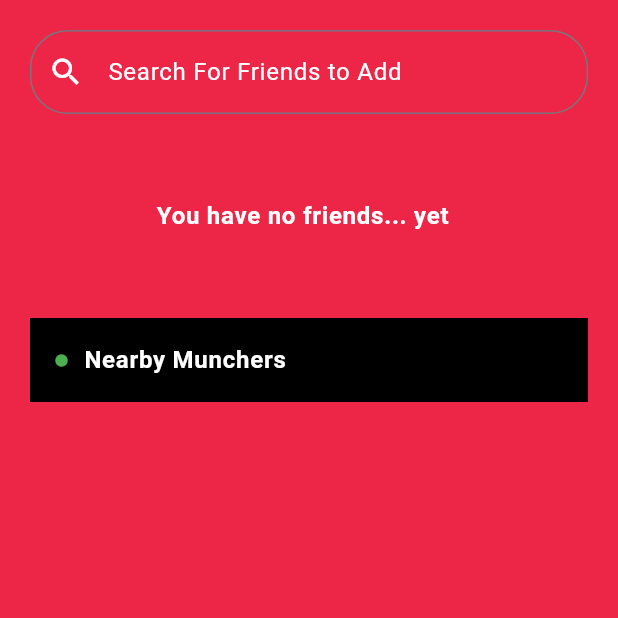
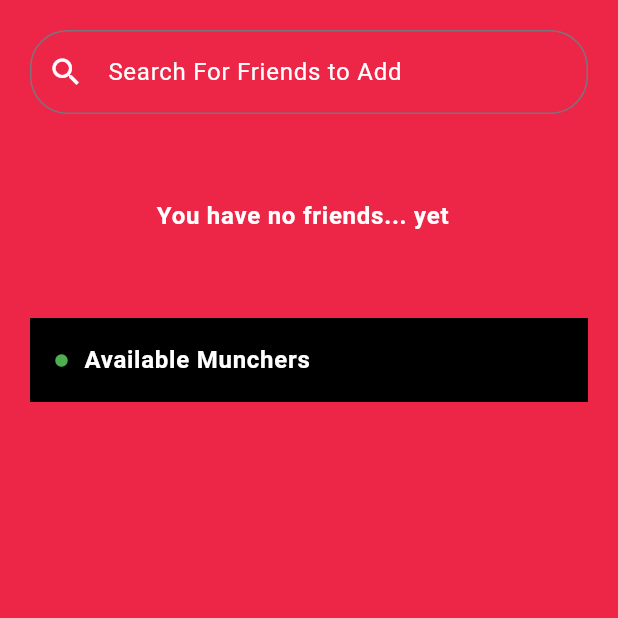
Before and after one commit to LogicErr0r/CSC-3400-Project, a Flutter app: the FriendsPage screen opened directly, on a phone screen of 412 x 824 dp, the top half of it. Run offline on Flutter 3.47's test engine with Material 3 defaults, Android fonts, the light colour scheme and no system bars; our stand-ins replace cloud_firestore, firebase_auth, firebase_core, image_picker, photo_view; accounts and stored records are empty.

Commit message:
Caught the error of not having matching passwords for Register Page; Minor design change on the FriendsPage

```diff
--- a/lib/pages/navPages/friendsPage.dart
+++ b/lib/pages/navPages/friendsPage.dart
@@ -76,7 +76,7 @@ class _FriendsPageState extends State<FriendsPage> {
                       ),
                       SizedBox(width: 10),
                       Text(
-                        'Nearby Munchers', // Add the text you want to display
+                        'Available Munchers', // Add the text you want to display
                         style: TextStyle(
                           fontWeight: FontWeight.bold,
                           color: Colors.white, // Set text color to white
```
Also changed, not shown: lib/pages/loginPages/registerPage.dart (+8 -9 lines).
